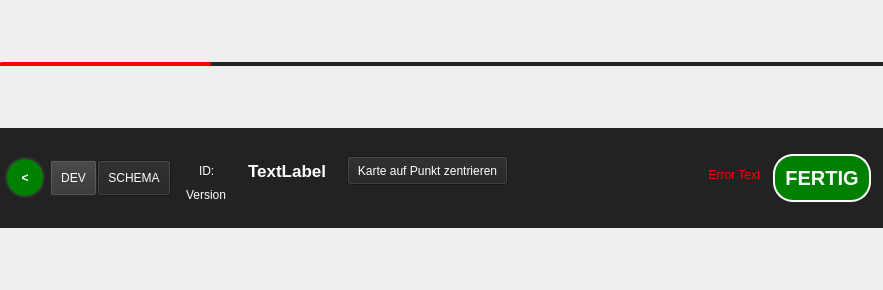
The window that fim/gui/form/saveBar.ui (b-lack/qgis-fim-plugin) describes before a commit, drawn with Qt 5.
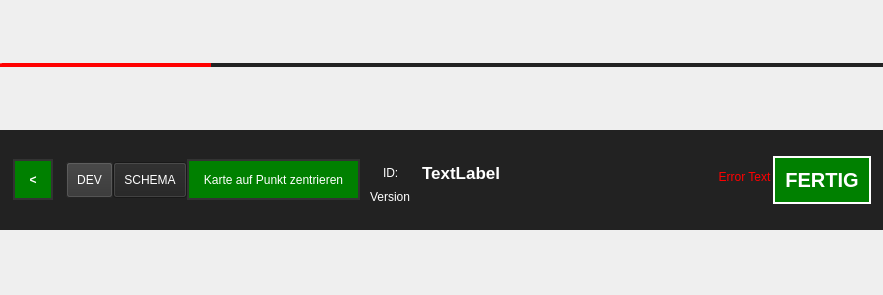
The same window after the commit.

What changed in the file:
```diff
--- a/fim/gui/form/saveBar.ui
+++ b/fim/gui/form/saveBar.ui
@@ -7,7 +7,7 @@
     <x>0</x>
     <y>0</y>
     <width>883</width>
-    <height>290</height>
+    <height>295</height>
    </rect>
   </property>
   <property name="sizePolicy">
@@ -129,6 +129,22 @@
       <property name="bottomMargin">
        <number>5</number>
       </property>
+      <item>
+       <spacer name="horizontalSpacer_4">
+        <property name="orientation">
+         <enum>Qt::Horizontal</enum>
+        </property>
+        <property name="sizeType">
+         <enum>QSizePolicy::Fixed</enum>
+        </property>
+        <property name="sizeHint" stdset="0">
+         <size>
+          <width>10</width>
+          <height>20</height>
+         </size>
+        </property>
+       </spacer>
+      </item>
       <item>
        <widget class="QToolButton" name="lfbHomeBtn">
         <property name="font">
@@ -142,10 +158,9 @@
         </property>
         <property name="styleSheet">
          <string notr="true">QToolButton{
-	border-radius: 20px;
 	border: 2px solid #333;
 	color: #555;
-	margin: 5px;
+	margin: 3px;
 }
 QToolButton:enabled{
 	background-color: green;
@@ -157,6 +172,22 @@
         </property>
        </widget>
       </item>
+      <item>
+       <spacer name="horizontalSpacer_3">
+        <property name="orientation">
+         <enum>Qt::Horizontal</enum>
+        </property>
+        <property name="sizeType">
+         <enum>QSizePolicy::Fixed</enum>
+        </property>
+        <property name="sizeHint" stdset="0">
+         <size>
+          <width>10</width>
+          <height>20</height>
+         </size>
+        </property>
+       </spacer>
+      </item>
       <item>
        <widget class="QPushButton" name="lfbDevBtn">
         <property name="cursor">
@@ -178,13 +209,46 @@
         </property>
        </widget>
       </item>
+      <item>
+       <widget class="QToolButton" name="lfbFokusFeature">
+        <property name="styleSheet">
+         <string notr="true">QToolButton{
+	border: 2px solid #333;
+	color: #555;
+}
+QToolButton:enabled{
+	background-color: green;
+	color: #fff;
+}</string>
+        </property>
+        <property name="text">
+         <string>Karte auf Punkt zentrieren</string>
+        </property>
+       </widget>
+      </item>
+      <item>
+       <spacer name="horizontalSpacer_2">
+        <property name="orientation">
+         <enum>Qt::Horizontal</enum>
+        </property>
+        <property name="sizeType">
+         <enum>QSizePolicy::Fixed</enum>
+        </property>
+        <property name="sizeHint" stdset="0">
+         <size>
+          <width>10</width>
+          <height>20</height>
+         </size>
+        </property>
+       </spacer>
+      </item>
       <item>
        <layout class="QVBoxLayout" name="verticalLayout_2">
         <property name="spacing">
          <number>0</number>
         </property>
         <property name="leftMargin">
-         <number>15</number>
+         <number>0</number>
         </property>
         <item>
          <spacer name="verticalSpacer_2">
@@ -202,7 +266,7 @@
         <item>
          <layout class="QHBoxLayout" name="horizontalLayout">
           <property name="spacing">
-           <number>20</number>
+           <number>10</number>
           </property>
           <property name="leftMargin">
            <number>0</number>
@@ -213,7 +277,7 @@
           <item>
            <widget class="QLabel" name="label">
             <property name="sizePolicy">
-             <sizepolicy hsizetype="Fixed" vsizetype="Preferred">
+             <sizepolicy hsizetype="Preferred" vsizetype="Fixed">
               <horstretch>0</horstretch>
               <verstretch>0</verstretch>
              </sizepolicy>
@@ -221,10 +285,19 @@
             <property name="text">
              <string>ID:</string>
             </property>
+            <property name="alignment">
+             <set>Qt::AlignLeading|Qt::AlignLeft|Qt::AlignVCenter</set>
+            </property>
            </widget>
           </item>
           <item>
            <widget class="QLabel" name="lfbId">
+            <property name="sizePolicy">
+             <sizepolicy hsizetype="Preferred" vsizetype="Fixed">
+              <horstretch>0</horstretch>
+              <verstretch>0</verstretch>
+             </sizepolicy>
+            </property>
             <property name="font">
              <font>
               <pointsize>13</pointsize>
@@ -240,17 +313,6 @@
             </property>
            </widget>
           </item>
-          <item>
-           <widget class="QToolButton" name="lfbFokusFeature">
-            <property name="styleSheet">
-             <string notr="true">background: #222222;
-padding: 5px;</string>
-            </property>
-            <property name="text">
-             <string>Karte auf Punkt zentrieren</string>
-            </property>
-           </widget>
-          </item>
          </layout>
         </item>
         <item>
@@ -323,14 +385,6 @@
        </widget>
       </item>
       <item>
-       <layout class="QVBoxLayout" name="verticalLayout">
-        <property name="leftMargin">
-         <number>10</number>
-        </property>
-        <property name="rightMargin">
-         <number>10</number>
-        </property>
-        <item>
          <widget class="QPushButton" name="lfbSaveBtn">
           <property name="font">
            <font>
@@ -344,13 +398,11 @@
           </property>
           <property name="styleSheet">
            <string notr="true">QPushButton{
-	border-radius: 20px;
 	border: 2px solid #333;
 	color: #555;
 	margin: 2px;
 }
 QPushButton:enabled{
-	border-radius: 20px;
 	border: 2px solid #fff;
 	background-color: green;
 	color: #fff;
@@ -361,7 +413,21 @@
           </property>
          </widget>
         </item>
-       </layout>
+      <item>
+       <spacer name="horizontalSpacer_5">
+        <property name="orientation">
+         <enum>Qt::Horizontal</enum>
+        </property>
+        <property name="sizeType">
+         <enum>QSizePolicy::Fixed</enum>
+        </property>
+        <property name="sizeHint" stdset="0">
+         <size>
+          <width>10</width>
+          <height>20</height>
+         </size>
+        </property>
+       </spacer>
       </item>
      </layout>
     </widget>
```
Lines whose indentation alone changed are shown as unchanged.
